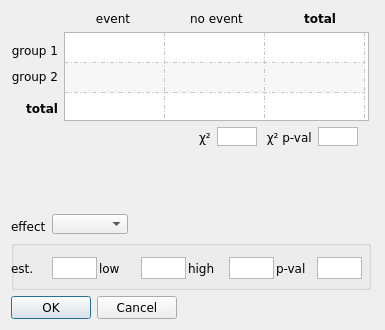
Qt form binary_data_form.ui (bwallace/OpenMeta-analyst-) before a commit.
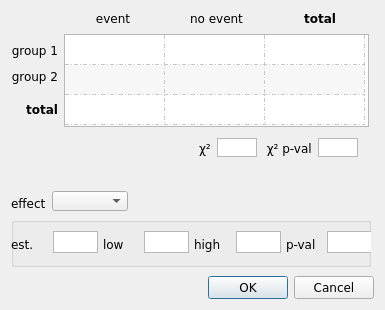
The same form after that commit. Icons and pictures are not drawn.

```diff
--- a/binary_data_form.ui
+++ b/binary_data_form.ui
@@ -10,19 +10,19 @@
     <x>0</x>
     <y>0</y>
     <width>385</width>
-    <height>330</height>
+    <height>310</height>
    </rect>
   </property>
   <property name="minimumSize">
    <size>
     <width>385</width>
-    <height>330</height>
+    <height>310</height>
    </size>
   </property>
   <property name="maximumSize">
    <size>
     <width>385</width>
-    <height>330</height>
+    <height>310</height>
    </size>
   </property>
   <property name="font">
@@ -46,6 +46,12 @@
    </property>
    <item row="0" column="0">
     <layout class="QGridLayout" name="gridLayout">
+     <property name="bottomMargin">
+      <number>9</number>
+     </property>
+     <property name="verticalSpacing">
+      <number>4</number>
+     </property>
      <item row="0" column="1">
       <widget class="QLabel" name="label_5">
        <property name="font">
@@ -110,16 +116,22 @@
      </item>
      <item row="1" column="1" rowspan="3" colspan="3">
       <widget class="QTableWidget" name="raw_data_table">
+       <property name="sizePolicy">
+        <sizepolicy hsizetype="Expanding" vsizetype="Fixed">
+         <horstretch>0</horstretch>
+         <verstretch>0</verstretch>
+        </sizepolicy>
+       </property>
        <property name="minimumSize">
         <size>
          <width>305</width>
-         <height>89</height>
+         <height>93</height>
         </size>
        </property>
        <property name="maximumSize">
         <size>
          <width>305</width>
-         <height>89</height>
+         <height>84</height>
         </size>
        </property>
        <property name="font">
@@ -130,6 +142,9 @@
        <property name="frameShadow">
         <enum>QFrame::Plain</enum>
        </property>
+       <property name="lineWidth">
+        <number>1</number>
+       </property>
        <property name="verticalScrollBarPolicy">
         <enum>Qt::ScrollBarAlwaysOff</enum>
        </property>
@@ -304,7 +319,7 @@
      <property name="sizeHint" stdset="0">
       <size>
        <width>20</width>
-       <height>40</height>
+       <height>12</height>
       </size>
      </property>
     </spacer>
@@ -344,7 +359,30 @@
      </item>
     </layout>
    </item>
-   <item row="5" column="0">
+   <item row="7" column="0" colspan="2">
+    <layout class="QVBoxLayout" name="verticalLayout_2">
+     <property name="leftMargin">
+      <number>36</number>
+     </property>
+     <property name="topMargin">
+      <number>3</number>
+     </property>
+     <item>
+      <widget class="QDialogButtonBox" name="buttonBox">
+       <property name="orientation">
+        <enum>Qt::Horizontal</enum>
+       </property>
+       <property name="standardButtons">
+        <set>QDialogButtonBox::Cancel|QDialogButtonBox::Ok</set>
+       </property>
+       <property name="centerButtons">
+        <bool>false</bool>
+       </property>
+      </widget>
+     </item>
+    </layout>
+   </item>
+   <item row="5" column="0" colspan="2">
     <widget class="QGroupBox" name="effect_grp_box">
      <property name="minimumSize">
       <size>
@@ -354,25 +392,25 @@
      </property>
      <property name="maximumSize">
       <size>
-       <width>411</width>
+       <width>360</width>
        <height>50</height>
       </size>
      </property>
      <property name="title">
       <string/>
      </property>
-     <widget class="QWidget" name="">
+     <widget class="QWidget" name="layoutWidget">
       <property name="geometry">
        <rect>
         <x>0</x>
-        <y>6</y>
-        <width>351</width>
-        <height>41</height>
+        <y>0</y>
+        <width>361</width>
+        <height>51</height>
        </rect>
       </property>
       <layout class="QHBoxLayout" name="horizontalLayout_4">
        <property name="spacing">
-        <number>2</number>
+        <number>5</number>
        </property>
        <item>
         <widget class="QLabel" name="label_12">
@@ -412,7 +450,7 @@
          <property name="maximumSize">
           <size>
            <width>45</width>
-           <height>19</height>
+           <height>22</height>
           </size>
          </property>
          <property name="font">
@@ -458,7 +496,7 @@
          <property name="maximumSize">
           <size>
            <width>45</width>
-           <height>19</height>
+           <height>22</height>
           </size>
          </property>
          <property name="font">
@@ -504,7 +542,7 @@
          <property name="maximumSize">
           <size>
            <width>45</width>
-           <height>19</height>
+           <height>22</height>
           </size>
          </property>
          <property name="font">
@@ -550,7 +588,7 @@
          <property name="maximumSize">
           <size>
            <width>45</width>
-           <height>19</height>
+           <height>22</height>
           </size>
          </property>
          <property name="font">
@@ -568,16 +606,6 @@
      </widget>
     </widget>
    </item>
-   <item row="6" column="0">
-    <widget class="QDialogButtonBox" name="buttonBox">
-     <property name="orientation">
-      <enum>Qt::Horizontal</enum>
-     </property>
-     <property name="standardButtons">
-      <set>QDialogButtonBox::Cancel|QDialogButtonBox::Ok</set>
-     </property>
-    </widget>
-   </item>
   </layout>
  </widget>
  <resources>
```
Left out of the diff: 64 changed lines with no effect on the pictures.
